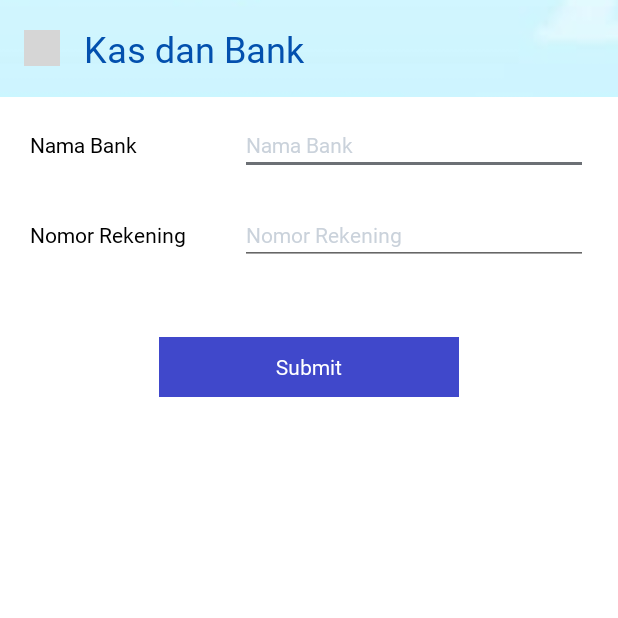
After one commit to budiiskandar11/tatabuku_android, an Android app: the CreateBankAccountActivity screen opened directly, with no data from a screen before it, on a phone screen of 412 x 824 dp, the top half of it. The commit adds this screen. Run offline under Robolectric (Android 15) with nearby library versions, the phone set to English and light mode, and no system bars; grey boxes are pictures that could not be loaded.

Commit message:
add create bank account

```diff
--- a/app/src/main/AndroidManifest.xml
+++ b/app/src/main/AndroidManifest.xml
@@ -16,7 +16,8 @@
         android:roundIcon="@mipmap/ic_launcher_round"
         android:supportsRtl="false"
         android:theme="@style/AppTheme">
-        <activity android:name=".ui.admin.AdminSetting"></activity>
+        <activity android:name=".ui.rekening.create_bank_account.CreateBankAccountActivity"></activity>
+        <activity android:name=".ui.admin.AdminSetting" />
         <activity android:name=".ui.terms.condition.PrivacyPolicy" />
         <activity android:name=".ui.terms.condition.TermsCondition" />
         <activity android:name=".terms.TermsCondition" />
--- a/app/src/main/java/com/tatabuku/app/service/APIService.java
+++ b/app/src/main/java/com/tatabuku/app/service/APIService.java
@@ -86,6 +86,9 @@ import com.tatabuku.app.model.penjualan.SaleIdPostModel;
 import com.tatabuku.app.model.penjualan.ShippingReceivedModel;
 import com.tatabuku.app.model.rekening.CatatBiayaRequest;
 import com.tatabuku.app.model.rekening.CatatBiayaResponse;
+import com.tatabuku.app.model.rekening.CreateBankAccountParams;
+import com.tatabuku.app.model.rekening.CreateBankAccountRequest;
+import com.tatabuku.app.model.rekening.CreateBankAccountResponse;
 import com.tatabuku.app.model.rekening.DashboardRekeningRequest;
 import com.tatabuku.app.model.rekening.DashboardRekeningResponse;
 import com.tatabuku.app.model.rekening.DeleteBiayaRequest;
@@ -388,6 +391,9 @@ public interface APIService {
     @POST("/create_titip_journal")
     Call<CreateTitipJurnalResponse> createTitipJurnal(@Body CreateTitipJurnalRequest createTitipJurnalRequest);
 
+    @POST("/create_rekening")
+    Call<CreateBankAccountResponse> createBankAccount(@Body CreateBankAccountRequest createBankAccountRequest);
+
     // terms condition
     @GET("/api/res.company/?&query={terms_condition}")
     Call<PrivacyPolicyResponse> getTermsCondition();
--- /dev/null
+++ b/app/src/main/java/com/tatabuku/app/ui/rekening/create_bank_account/CreateBankAccountActivity.java
@@ -0,0 +1,75 @@
+package com.tatabuku.app.ui.rekening.create_bank_account;
+
+import androidx.appcompat.app.AppCompatActivity;
+import androidx.lifecycle.Observer;
+import androidx.lifecycle.ViewModel;
+import androidx.lifecycle.ViewModelProvider;
+
+import android.os.Bundle;
+import android.view.View;
+
+import com.tatabuku.app.databinding.ActivityCreateBankAccountBinding;
+import com.tatabuku.app.databinding.ActivityDashboardRekeningBinding;
+import com.tatabuku.app.ui.BaseActivity;
+
+public class CreateBankAccountActivity extends BaseActivity {
+
+    private ActivityCreateBankAccountBinding binding;
+    private CreateBankAccountViewModel viewModel;
+
+    @Override
+    protected void onCreate(Bundle savedInstanceState) {
+        super.onCreate(savedInstanceState);
+        setupViewModel();
+        configureViewModel();
+        setupView();
+        configureView();
+    }
+
+    private void setupViewModel() {
+        viewModel = new ViewModelProvider(this).get(CreateBankAccountViewModel.class);
+    }
+
+    private void configureViewModel() {
+        viewModel.getOnSuccess().observe(this, new Observer<String>() {
+            @Override
+            public void onChanged(String s) {
+                hideLoading();
+                finish();
+            }
+        });
+
+        viewModel.getOnError().observe(this, new Observer<String>() {
+            @Override
+            public void onChanged(String s) {
+                hideLoading();
+                showAlert("Perhatian", s);
+            }
+        });
+    }
+
+    private void setupView() {
+        binding = ActivityCreateBankAccountBinding.inflate(getLayoutInflater());
+        View view = binding.getRoot();
+        setContentView(view);
+    }
+
+    private void configureView() {
+        binding.back.setOnClickListener(new View.OnClickListener() {
+            @Override
+            public void onClick(View view) {
+                finish();
+            }
+        });
+
+        binding.buttonSubmit.setOnClickListener(new View.OnClickListener() {
+            @Override
+            public void onClick(View view) {
+                showLoading();
+                String nama = binding.namaBank.toString();
+                String rekening = binding.nomorRekening.toString();
+                viewModel.createBankAccount(nama, rekening);
+            }
+        });
+    }
+}
--- /dev/null
+++ b/app/src/main/java/com/tatabuku/app/ui/rekening/create_bank_account/CreateBankAccountViewModel.java
@@ -0,0 +1,58 @@
+package com.tatabuku.app.ui.rekening.create_bank_account;
+
+import androidx.lifecycle.MutableLiveData;
+import androidx.lifecycle.ViewModel;
+
+import com.tatabuku.app.model.rekening.CreateBankAccountParams;
+import com.tatabuku.app.model.rekening.CreateBankAccountRequest;
+import com.tatabuku.app.model.rekening.CreateBankAccountResponse;
+import com.tatabuku.app.service.ConnectionManager;
+
+import retrofit2.Call;
+import retrofit2.Callback;
+import retrofit2.Response;
+
+public class CreateBankAccountViewModel extends ViewModel {
+
+    private MutableLiveData<String> onSuccess;
+    private MutableLiveData<String> onError;
+
+    public MutableLiveData<String> getOnSuccess() {
+        return onSuccess;
+    }
+
+    public MutableLiveData<String> getOnError() {
+        return onError;
+    }
+
+    public CreateBankAccountViewModel(){
+        onSuccess = new MutableLiveData<>();
+        onError = new MutableLiveData<>();
+    }
+
+    public void createBankAccount(String name, String rekening) {
+        if (name == null || name.isEmpty() || rekening == null || rekening.isEmpty()) {
+            onError.setValue("Data tidak lengkap");
+            return;
+        }
+
+        CreateBankAccountParams params = new CreateBankAccountParams(name, rekening);
+        CreateBankAccountRequest request = new CreateBankAccountRequest(params);
+        Call<CreateBankAccountResponse> call = ConnectionManager.getInstance().getService().createBankAccount(request);
+        call.enqueue(new Callback<CreateBankAccountResponse>() {
+            @Override
+            public void onResponse(Call<CreateBankAccountResponse> call, Response<CreateBankAccountResponse> response) {
+                if (response.body().getResult() != null) {
+                    onSuccess.setValue("Ok");
+                } else {
+                    onError.setValue("Terjadi Kesalahan");
+                }
+            }
+
+            @Override
+            public void onFailure(Call<CreateBankAccountResponse> call, Throwable t) {
+                onError.setValue("Terjadi Kesalahan");
+            }
+        });
+    }
+}
--- /dev/null
+++ b/app/src/main/res/layout/activity_create_bank_account.xml
@@ -0,0 +1,126 @@
+<?xml version="1.0" encoding="utf-8"?>
+<androidx.constraintlayout.widget.ConstraintLayout xmlns:android="http://schemas.android.com/apk/res/android"
+    xmlns:app="http://schemas.android.com/apk/res-auto"
+    xmlns:tools="http://schemas.android.com/tools"
+    android:layout_width="match_parent"
+    android:layout_height="match_parent"
+    tools:context=".ui.rekening.create_bank_account.CreateBankAccountActivity">
+
+    <ImageView
+        android:layout_width="match_parent"
+        android:layout_height="match_parent"
+        android:layout_gravity="center"
+        android:layout_marginTop="-150dp"
+        android:scaleType="centerCrop"
+        android:src="@drawable/new_background" />
+
+    <LinearLayout
+        android:layout_width="match_parent"
+        android:layout_height="match_parent"
+        android:layout_marginTop="0dp"
+        android:orientation="vertical">
+
+        <LinearLayout
+            android:layout_width="match_parent"
+            android:layout_height="wrap_content"
+            android:layout_marginTop="16dp"
+            android:gravity="center_vertical"
+            android:orientation="horizontal">
+
+            <ImageView
+                android:id="@+id/back"
+                android:layout_width="24dp"
+                android:layout_height="24dp"
+                android:layout_marginStart="16dp"
+                android:src="@drawable/arrow_left"
+                app:tint="@color/accounting_dark_blue" />
+
+            <TextView
+                android:layout_width="match_parent"
+                android:layout_height="wrap_content"
+                android:layout_marginStart="16dp"
+                android:layout_marginEnd="16dp"
+                android:text="@string/kas_dan_bank"
+                android:textColor="@color/accounting_dark_blue"
+                android:textSize="24sp" />
+        </LinearLayout>
+
+        <RelativeLayout
+            android:layout_width="match_parent"
+            android:layout_height="match_parent">
+
+            <LinearLayout
+                android:layout_width="match_parent"
+                android:layout_height="match_parent"
+                android:layout_marginTop="16dp"
+                android:background="@color/white"
+                android:orientation="vertical">
+
+                <LinearLayout
+                    android:layout_width="match_parent"
+                    android:layout_height="40dp"
+                    android:layout_marginTop="12dp"
+                    android:layout_marginHorizontal="20dp"
+                    android:orientation="horizontal">
+
+                    <TextView
+                        android:layout_width="120dp"
+                        android:layout_height="match_parent"
+                        android:gravity="center_vertical"
+                        android:text="Nama Bank"
+                        android:textColor="@color/black"
+                        android:textSize="14dp" />
+
+                    <com.google.android.material.textfield.TextInputEditText
+                        android:id="@+id/nama_bank"
+                        android:layout_width="match_parent"
+                        android:layout_height="match_parent"
+                        android:layout_marginStart="20dp"
+                        android:hint="Nama Bank"
+                        android:textColor="@color/black"
+                        android:textColorHint="@color/light_gray"
+                        android:textSize="14dp" />
+                </LinearLayout>
+
+                <LinearLayout
+                    android:layout_width="match_parent"
+                    android:layout_height="40dp"
+                    android:layout_marginTop="20dp"
+                    android:layout_marginBottom="8dp"
+                    android:layout_marginHorizontal="20dp"
+                    android:orientation="horizontal">
+
+                    <TextView
+                        android:layout_width="120dp"
+                        android:layout_height="match_parent"
+                        android:gravity="center_vertical"
+                        android:text="Nomor Rekening"
+                        android:textColor="@color/black"
+                        android:textSize="14dp" />
+
+                    <com.google.android.material.textfield.TextInputEditText
+                        android:id="@+id/nomor_rekening"
+                        android:layout_width="match_parent"
+                        android:layout_height="match_parent"
+                        android:layout_marginStart="20dp"
+                        android:hint="Nomor Rekening"
+                        android:textColor="@color/black"
+                        android:textColorHint="@color/light_gray"
+                        android:textSize="14dp" />
+                </LinearLayout>
+
+                <TextView
+                    android:id="@+id/button_submit"
+                    android:layout_gravity="center_horizontal"
+                    android:layout_width="200dp"
+                    android:layout_height="40dp"
+                    android:layout_marginTop="40dp"
+                    android:text="Submit"
+                    android:gravity="center"
+                    android:textColor="@color/white"
+                    android:background="@color/bright_blue"/>
+            </LinearLayout>
+        </RelativeLayout>
+    </LinearLayout>
+
+</androidx.constraintlayout.widget.ConstraintLayout>
--- a/app/src/main/res/values/colors.xml
+++ b/app/src/main/res/values/colors.xml
@@ -11,6 +11,7 @@
     <color name="black">#000000</color>
     <color name="blue">#3e67b0</color>
     <color name="light_blue">#2196f3</color>
+    <color name="bright_blue">#4048CB</color>
     <color name="background_blue">#ebf8fa</color>
     <color name="background_red">#f0d9d7</color>
     <color name="background_white">#eeeeee</color>
--- a/app/src/main/res/values/strings.xml
+++ b/app/src/main/res/values/strings.xml
@@ -187,7 +187,7 @@
 
     <string name="pembayaran">Pembayaran</string>
     <string name="pilih_pembayaran">Pilih Pembayaran</string>
-<!--    <string name="n_produk_lainnya">+ %1$d Produk Lainnya</string>-->
+    <!--    <string name="n_produk_lainnya">+ %1$d Produk Lainnya</string>-->
     <string name="n_produk_lainnya">Cek Item</string>
     <string name="saldo_n">Saldo : %1$s</string>
     <string name="bayar_dengan_n">Bayar dengan %1$s</string>
```
Also changed, not shown: app/src/main/java/com/tatabuku/app/model/rekening/CreateBankAccountParams.java (added, +11 -0 lines), app/src/main/java/com/tatabuku/app/model/rekening/CreateBankAccountRequest.java (added, +10 -0 lines), app/src/main/java/com/tatabuku/app/model/rekening/CreateBankAccountResponse.java (added, +42 -0 lines), app/src/main/java/com/tatabuku/app/model/rekening/CreateBankAccountResult.java (added, +31 -0 lines), app/src/main/java/com/tatabuku/app/ui/rekening/dashboard/DashboardRekeningActivity.java (+9 -0 lines), app/src/main/res/layout/activity_dashboard_rekening.xml (+11 -1 lines), app/src/main/res/drawable-hdpi/ic_button_add.png (added), app/src/main/res/drawable-mdpi/ic_button_add.png (added), app/src/main/res/drawable-xhdpi/ic_button_add.png (added), app/src/main/res/drawable-xxhdpi/ic_button_add.png (added), app/src/main/res/drawable-xxxhdpi/ic_button_add.png (added).
